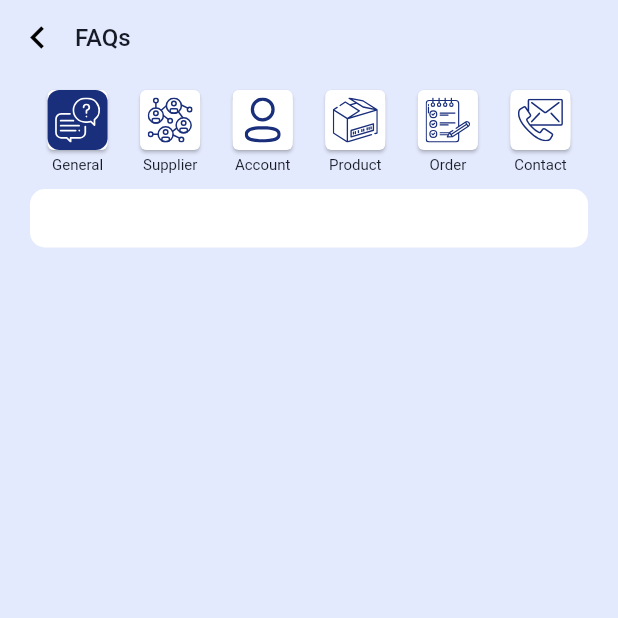
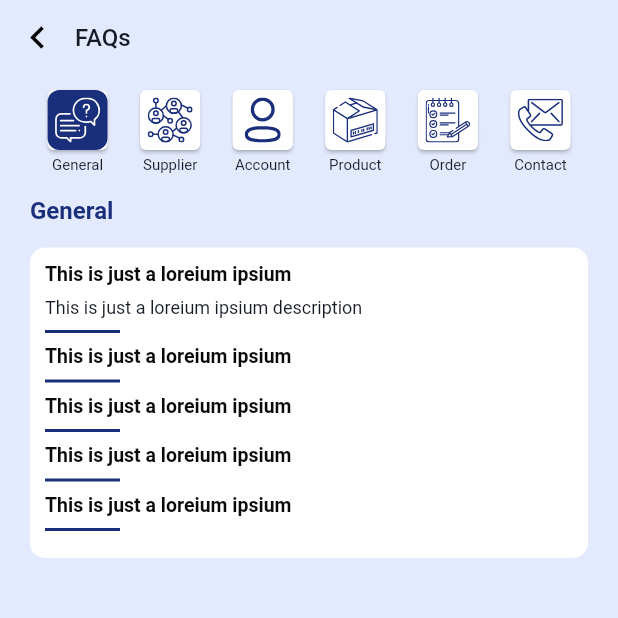
Before and after one commit to Santosh9001/ExportFromNepal, a Flutter app: the FAQ screen opened by its route, on a phone screen of 412 x 824 dp, the top half of it. Run offline on Flutter 3.47's test engine with Material 2 defaults, Android fonts, the phone set to English and light mode, and no system bars; our stand-ins replace dotted_border, firebase_auth, firebase_core, flutter_image_slideshow, flutter_rating_bar, flutter_svg and 5 more; missing offline and left inert: flutter_facebook_auth; accounts and stored records are empty.

Commit message:
changes in Faq

```diff
--- a/lib/provider/GeneralProvider.dart
+++ b/lib/provider/GeneralProvider.dart
@@ -93,12 +93,68 @@ class GeneralProvider extends ChangeNotifier {
   }
 
   int _selectedIndex = 0;
+  String _categoryName = 'General';
+  int _selectedItem = 0;
 
   int get getSelectedIndex => _selectedIndex;
+  String get getSelectedCategory => _categoryName;
+  int get getSelectedItem => _selectedItem;
+
+  void setSelectedItemIndex(index) {
+    _selectedItem = index;
+    notifyListeners();
+  }
 
   void setSelectedIndex(index) {
     _selectedIndex = index;
     notifyListeners();
+  }
+
+  void setSelectedCategoryname(name) {
+    _categoryName = name;
+    notifyListeners();
+  }
+
+  faqCategoryItems() {
+    return new List<Widget>.generate(5, (int index) {
+      return Column(
+        mainAxisAlignment: MainAxisAlignment.start,
+        crossAxisAlignment: CrossAxisAlignment.start,
+        children: [
+          InkWell(
+            onTap: () {
+              setSelectedItemIndex(index);
+            },
+            child: Text(
+              "This is just a loreium ipsium",
+              style: kTextStyleBlackBold,
+            ),
+          ),
+          SizedBox(
+            height: 8,
+          ),
+          getSelectedItem == index
+              ? Text(
+                  "This is just a loreium ipsium description",
+                  style: kTextStyleSmallPrimary,
+                )
+              : Container(),
+          getSelectedItem == index
+              ? SizedBox(
+                  height: 8,
+                )
+              : Container(),
+          Container(
+            height: 2,
+            color: kColorPrimary,
+            width: 50,
+          ),
+          SizedBox(
+            height: 8,
+          ),
+        ],
+      );
+    });
   }
 
   faqCategories() {
@@ -109,7 +165,9 @@ class GeneralProvider extends ChangeNotifier {
             margin: EdgeInsets.zero,
             child: InkWell(
               onTap: () {
+                setSelectedItemIndex(0);
                 setSelectedIndex(index);
+                setSelectedCategoryname(faqLists[index].name);
               },
               child: Container(
                 padding: EdgeInsets.all(5),
--- a/lib/ui/screens/general/FAQ.dart
+++ b/lib/ui/screens/general/FAQ.dart
@@ -57,8 +57,14 @@ class _FaqState extends State<FAQ> {
                           children: provider.faqCategories(),
                         ),
                         SizedBox(
-                          height: 10,
+                          height: 15,
                         ),
+                        Padding(padding: EdgeInsets.only(left: 10),
+                        child: Text(
+                          provider.getSelectedCategory,
+                          style: kTextStyleBlueBoldMedium,
+                        ),),
+                        SizedBox(height: 15),
                         Container(
                           width: double.infinity,
                           margin: EdgeInsets.only(left: 10, right: 10),
@@ -68,10 +74,9 @@ class _FaqState extends State<FAQ> {
                               color: Colors.white,
                               borderRadius:
                                   BorderRadius.all(Radius.circular(10))),
-                          child: Text(
-                            provider.getAboutUs,
-                            style: kTextStyleMediumPrimary,
-                          ),
+                          child: Column(
+                            crossAxisAlignment: CrossAxisAlignment.start,
+                            children: provider.faqCategoryItems(),),
                         ),
                       ],
                     ),
```
